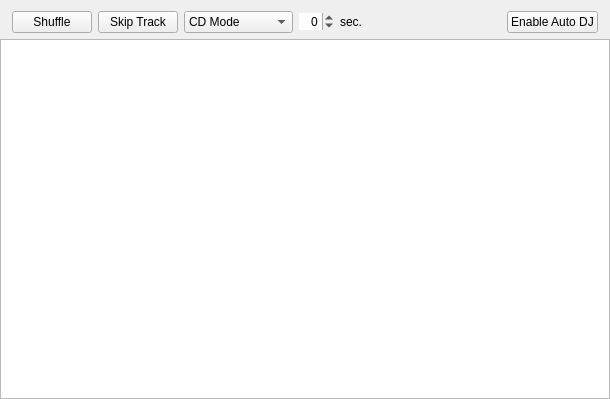
First picture: the form in mixxx/src/dlgautodj.ui, repository horiator/mixxx, before the edit.
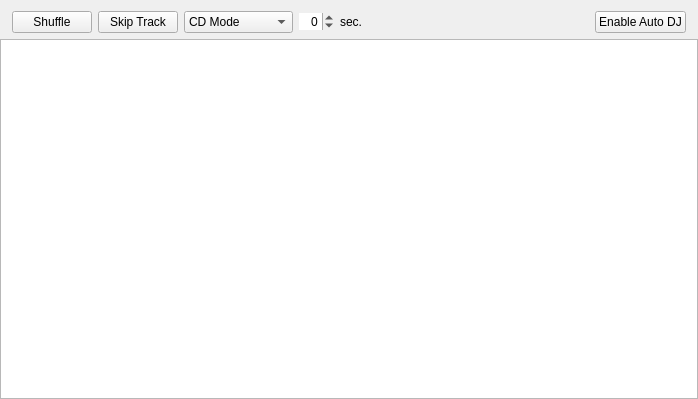
Second picture: the form after the edit.

The edit to the form file:
```diff
--- a/mixxx/src/dlgautodj.ui
+++ b/mixxx/src/dlgautodj.ui
@@ -6,7 +6,7 @@
    <rect>
     <x>0</x>
     <y>0</y>
-    <width>610</width>
+    <width>698</width>
     <height>399</height>
    </rect>
   </property>
```
Left out of the diff: 5 changed lines with no effect on the pictures.
